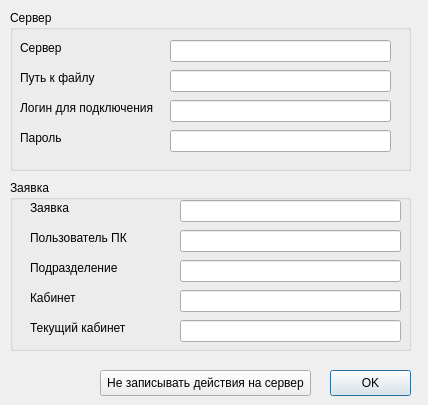
Qt form design_ui/DataServer.ui (BagaJimbildan/LAS_SibSIU) before a commit.
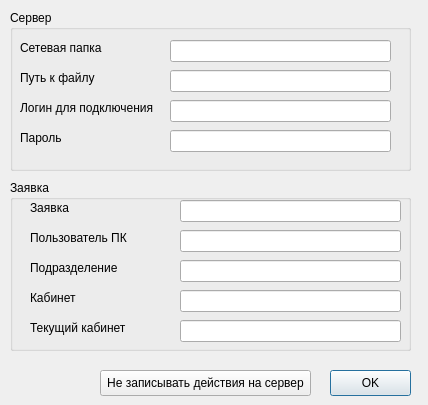
The same form after that commit.

Commit message: Можно отклбчиться через информацию о соединении. а также там теперь правда информация о соединении

The edit to the form file:
```diff
--- a/design_ui/DataServer.ui
+++ b/design_ui/DataServer.ui
@@ -58,7 +58,7 @@
      </rect>
     </property>
     <property name="text">
-     <string>Сервер</string>
+     <string>Сетевая папка</string>
     </property>
    </widget>
    <widget class="QLineEdit" name="tb_username">
```
The commit also changes 5 other files.
